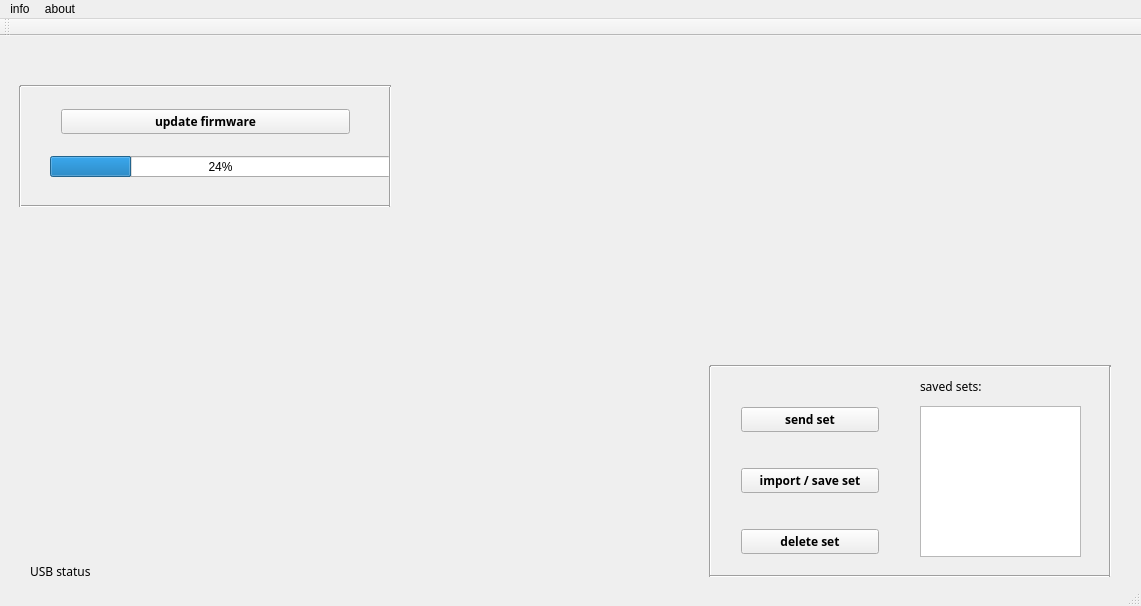
Above: LordyLink.ui from Lordyphon2021/LordyLink-online-firmware-updater before the change. Below: the same form after it.
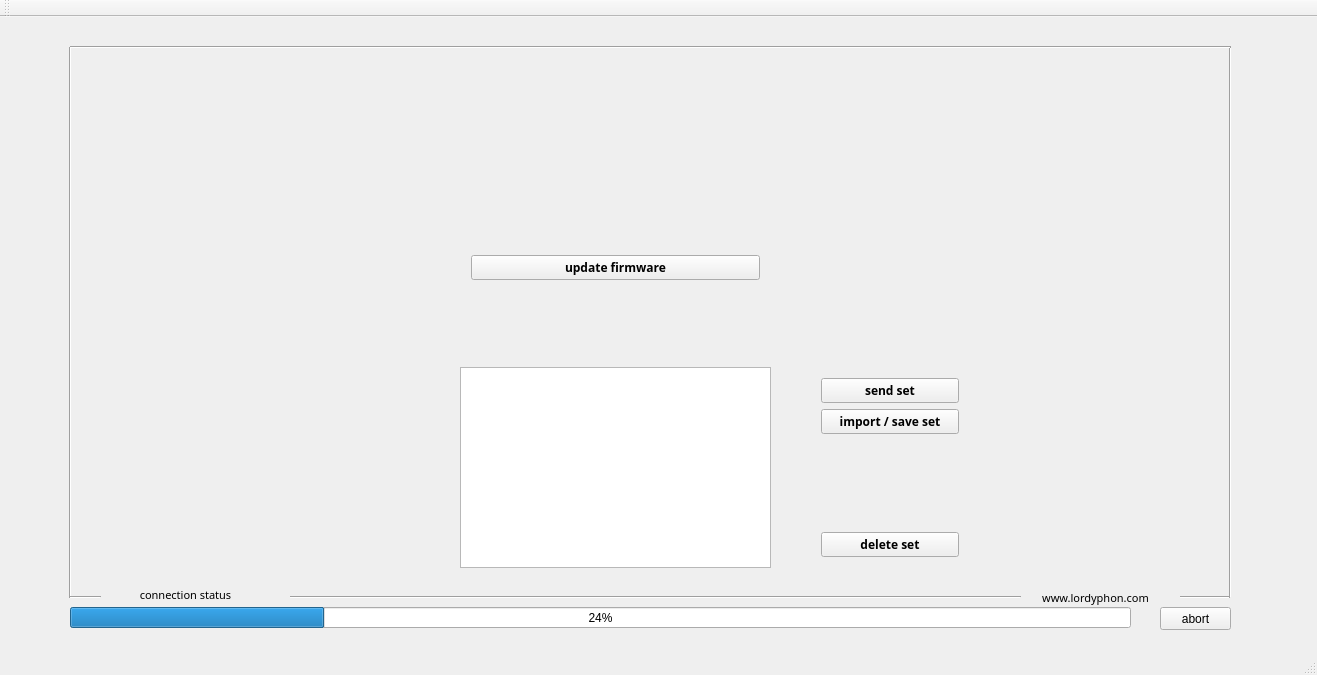
That is the form after the change.

Commit message: implemented thread interrupt & abort

What changed in the file:
```diff
--- a/LordyLink.ui
+++ b/LordyLink.ui
@@ -6,8 +6,8 @@
    <rect>
     <x>0</x>
     <y>0</y>
-    <width>1141</width>
-    <height>606</height>
+    <width>1317</width>
+    <height>675</height>
    </rect>
   </property>
   <property name="windowTitle">
@@ -26,10 +26,10 @@
    <widget class="QWidget" name="verticalLayoutWidget">
     <property name="geometry">
      <rect>
-      <x>50</x>
-      <y>60</y>
+      <x>460</x>
+      <y>220</y>
       <width>311</width>
-      <height>51</height>
+      <height>61</height>
      </rect>
     </property>
     <layout class="QVBoxLayout" name="verticalLayout">
@@ -49,87 +49,13 @@
      </item>
     </layout>
    </widget>
-   <widget class="QLabel" name="label">
-    <property name="geometry">
-     <rect>
-      <x>920</x>
-      <y>340</y>
-      <width>81</width>
-      <height>21</height>
-     </rect>
-    </property>
-    <property name="font">
-     <font>
-      <family>Lucida Sans Typewriter</family>
-      <weight>50</weight>
-      <bold>false</bold>
-     </font>
-    </property>
-    <property name="text">
-     <string>saved sets:</string>
-    </property>
-   </widget>
-   <widget class="QProgressBar" name="QInstallProgressBar">
-    <property name="enabled">
-     <bool>true</bool>
-    </property>
-    <property name="geometry">
-     <rect>
-      <x>50</x>
-      <y>120</y>
-      <width>341</width>
-      <height>21</height>
-     </rect>
-    </property>
-    <property name="value">
-     <number>24</number>
-    </property>
-   </widget>
-   <widget class="QLabel" name="QInstallLabel">
-    <property name="enabled">
-     <bool>true</bool>
-    </property>
-    <property name="geometry">
-     <rect>
-      <x>50</x>
-      <y>120</y>
-      <width>309</width>
-      <height>20</height>
-     </rect>
-    </property>
-    <property name="font">
-     <font>
-      <family>Lucida Sans Typewriter</family>
-      <weight>50</weight>
-      <bold>false</bold>
-     </font>
-    </property>
-    <property name="contextMenuPolicy">
-     <enum>Qt::DefaultContextMenu</enum>
-    </property>
-    <property name="accessibleName">
-     <string>0</string>
-    </property>
-    <property name="frameShadow">
-     <enum>QFrame::Sunken</enum>
-    </property>
-    <property name="lineWidth">
-     <number>0</number>
-    </property>
-    <property name="text">
-     <string/>
-    </property>
-    <property name="alignment">
-     <set>Qt::AlignCenter</set>
-    </property>
-   </widget>
    <widget class="QTableView" name="dirView">
     <property name="geometry">
      <rect>
-      <x>920</x>
-      <y>370</y>
-      <width>161</width>
-      <height>151</height>
+      <x>460</x>
+      <y>350</y>
+      <width>311</width>
+      <height>201</height>
      </rect>
     </property>
     <property name="font">
@@ -138,6 +64,18 @@
       <pointsize>8</pointsize>
      </font>
     </property>
+    <property name="autoFillBackground">
+     <bool>false</bool>
+    </property>
+    <property name="frameShape">
+     <enum>QFrame::StyledPanel</enum>
+    </property>
+    <property name="frameShadow">
+     <enum>QFrame::Raised</enum>
+    </property>
+    <property name="lineWidth">
+     <number>1</number>
+    </property>
     <property name="alternatingRowColors">
      <bool>false</bool>
     </property>
@@ -154,13 +92,174 @@
      <bool>false</bool>
     </attribute>
    </widget>
+   <widget class="Line" name="line_2">
+    <property name="geometry">
+     <rect>
+      <x>1180</x>
+      <y>570</y>
+      <width>51</width>
+      <height>20</height>
+     </rect>
+    </property>
+    <property name="orientation">
+     <enum>Qt::Horizontal</enum>
+    </property>
+   </widget>
+   <widget class="Line" name="line_3">
+    <property name="geometry">
+     <rect>
+      <x>60</x>
+      <y>30</y>
+      <width>20</width>
+      <height>551</height>
+     </rect>
+    </property>
+    <property name="orientation">
+     <enum>Qt::Vertical</enum>
+    </property>
+   </widget>
+   <widget class="Line" name="line_4">
+    <property name="geometry">
+     <rect>
+      <x>1220</x>
+      <y>30</y>
+      <width>20</width>
+      <height>551</height>
+     </rect>
+    </property>
+    <property name="orientation">
+     <enum>Qt::Vertical</enum>
+    </property>
+   </widget>
+   <widget class="QProgressBar" name="QInstallProgressBar">
+    <property name="enabled">
+     <bool>true</bool>
+    </property>
+    <property name="geometry">
+     <rect>
+      <x>70</x>
+      <y>590</y>
+      <width>1061</width>
+      <height>21</height>
+     </rect>
+    </property>
+    <property name="value">
+     <number>24</number>
+    </property>
+   </widget>
+   <widget class="QLabel" name="QInstallLabel">
+    <property name="enabled">
+     <bool>true</bool>
+    </property>
+    <property name="geometry">
+     <rect>
+      <x>70</x>
+      <y>590</y>
+      <width>1041</width>
+      <height>21</height>
+     </rect>
+    </property>
+    <property name="font">
+     <font>
+      <family>Lucida Sans Typewriter</family>
+      <weight>50</weight>
+      <bold>false</bold>
+     </font>
+    </property>
+    <property name="contextMenuPolicy">
+     <enum>Qt::DefaultContextMenu</enum>
+    </property>
+    <property name="accessibleName">
+     <string>0</string>
+    </property>
+    <property name="frameShadow">
+     <enum>QFrame::Sunken</enum>
+    </property>
+    <property name="lineWidth">
+     <number>0</number>
+    </property>
+    <property name="text">
+     <string/>
+    </property>
+    <property name="alignment">
+     <set>Qt::AlignCenter</set>
+    </property>
+   </widget>
+   <widget class="QLabel" name="hardware_connected_label">
+    <property name="geometry">
+     <rect>
+      <x>80</x>
+      <y>570</y>
+      <width>211</width>
+      <height>16</height>
+     </rect>
+    </property>
+    <property name="font">
+     <font>
+      <family>Lucida Sans Typewriter</family>
+      <pointsize>8</pointsize>
+      <weight>50</weight>
+      <bold>false</bold>
+     </font>
+    </property>
+    <property name="contextMenuPolicy">
+     <enum>Qt::DefaultContextMenu</enum>
+    </property>
+    <property name="accessibleName">
+     <string>0</string>
+    </property>
+    <property name="layoutDirection">
+     <enum>Qt::LeftToRight</enum>
+    </property>
+    <property name="inputMethodHints">
+     <set>Qt::ImhLatinOnly|Qt::ImhNoTextHandles</set>
+    </property>
+    <property name="frameShadow">
+     <enum>QFrame::Sunken</enum>
+    </property>
+    <property name="lineWidth">
+     <number>0</number>
+    </property>
+    <property name="text">
+     <string>connection status</string>
+    </property>
+    <property name="alignment">
+     <set>Qt::AlignCenter</set>
+    </property>
+   </widget>
+   <widget class="Line" name="line_5">
+    <property name="geometry">
+     <rect>
+      <x>70</x>
+      <y>20</y>
+      <width>1161</width>
+      <height>20</height>
+     </rect>
+    </property>
+    <property name="orientation">
+     <enum>Qt::Horizontal</enum>
+    </property>
+   </widget>
+   <widget class="Line" name="line">
+    <property name="geometry">
+     <rect>
+      <x>70</x>
+      <y>570</y>
+      <width>31</width>
+      <height>21</height>
+     </rect>
+    </property>
+    <property name="orientation">
+     <enum>Qt::Horizontal</enum>
+    </property>
+   </widget>
    <widget class="QWidget" name="verticalLayoutWidget_2">
     <property name="geometry">
      <rect>
-      <x>730</x>
-      <y>330</y>
+      <x>810</x>
+      <y>350</y>
       <width>160</width>
-      <height>231</height>
+      <height>201</height>
      </rect>
     </property>
     <layout class="QVBoxLayout" name="verticalLayout_2">
@@ -192,6 +291,19 @@
        </property>
       </widget>
      </item>
+     <item>
+      <spacer name="verticalSpacer">
+       <property name="orientation">
+        <enum>Qt::Vertical</enum>
+       </property>
+       <property name="sizeHint" stdset="0">
+        <size>
+         <width>20</width>
+         <height>40</height>
+        </size>
+       </property>
+      </spacer>
+     </item>
      <item>
       <widget class="QPushButton" name="delete_set_pushButton">
        <property name="font">
@@ -208,146 +320,72 @@
      </item>
     </layout>
    </widget>
-   <widget class="Line" name="line">
+   <widget class="QLabel" name="hardware_connected_label_2">
     <property name="geometry">
      <rect>
-      <x>710</x>
-      <y>320</y>
-      <width>401</width>
-      <height>20</height>
+      <x>990</x>
+      <y>570</y>
+      <width>211</width>
+      <height>21</height>
      </rect>
     </property>
-    <property name="orientation">
-     <enum>Qt::Horizontal</enum>
+    <property name="font">
+     <font>
+      <family>Lucida Sans Typewriter</family>
+      <pointsize>8</pointsize>
+      <weight>50</weight>
+      <bold>false</bold>
+     </font>
     </property>
-   </widget>
-   <widget class="Line" name="line_2">
-    <property name="geometry">
-     <rect>
-      <x>700</x>
-      <y>330</y>
-      <width>20</width>
-      <height>211</height>
-     </rect>
+    <property name="contextMenuPolicy">
+     <enum>Qt::DefaultContextMenu</enum>
     </property>
-    <property name="orientation">
-     <enum>Qt::Vertical</enum>
+    <property name="accessibleName">
+     <string>0</string>
     </property>
-   </widget>
-   <widget class="Line" name="line_3">
-    <property name="geometry">
-     <rect>
-      <x>20</x>
-      <y>160</y>
-      <width>371</width>
-      <height>20</height>
-     </rect>
+    <property name="layoutDirection">
+     <enum>Qt::LeftToRight</enum>
     </property>
-    <property name="orientation">
-     <enum>Qt::Horizontal</enum>
+    <property name="inputMethodHints">
+     <set>Qt::ImhLatinOnly|Qt::ImhNoTextHandles</set>
     </property>
-   </widget>
-   <widget class="Line" name="line_4">
-    <property name="geometry">
-     <rect>
-      <x>380</x>
-      <y>50</y>
-      <width>20</width>
-      <height>121</height>
-     </rect>
+    <property name="frameShadow">
+     <enum>QFrame::Sunken</enum>
     </property>
-    <property name="orientation">
-     <enum>Qt::Vertical</enum>
+    <property name="lineWidth">
+     <number>0</number>
     </property>
-   </widget>
-   <widget class="Line" name="line_5">
-    <property name="geometry">
-     <rect>
-      <x>20</x>
-      <y>40</y>
-      <width>371</width>
-      <height>20</height>
-     </rect>
+    <property name="text">
+     <string>www.lordyphon.com</string>
     </property>
-    <property name="orientation">
-     <enum>Qt::Horizontal</enum>
+    <property name="alignment">
+     <set>Qt::AlignCenter</set>
     </property>
    </widget>
    <widget class="Line" name="line_6">
     <property name="geometry">
      <rect>
-      <x>10</x>
-      <y>50</y>
-      <width>20</width>
-      <height>121</height>
-     </rect>
-    </property>
-    <property name="orientation">
-     <enum>Qt::Vertical</enum>
-    </property>
-   </widget>
-   <widget class="QLabel" name="hardware_connected_label">
-    <property name="geometry">
-     <rect>
-      <x>30</x>
-      <y>520</y>
-      <width>309</width>
-      <height>31</height>
-     </rect>
-    </property>
-    <property name="font">
-     <font>
-      <family>Lucida Sans Typewriter</family>
-      <weight>50</weight>
-      <bold>false</bold>
-     </font>
-    </property>
-    <property name="contextMenuPolicy">
-     <enum>Qt::DefaultContextMenu</enum>
-    </property>
-    <property name="accessibleName">
-     <string>0</string>
-    </property>
-    <property name="layoutDirection">
-     <enum>Qt::LeftToRight</enum>
-    </property>
-    <property name="frameShadow">
-     <enum>QFrame::Sunken</enum>
-    </property>
-    <property name="lineWidth">
-     <number>0</number>
-    </property>
-    <property name="text">
-     <string>USB status</string>
-    </property>
-    <property name="alignment">
-     <set>Qt::AlignLeading|Qt::AlignLeft|Qt::AlignVCenter</set>
-    </property>
-   </widget>
-   <widget class="Line" name="line_7">
-    <property name="geometry">
-     <rect>
-      <x>710</x>
-      <y>530</y>
-      <width>401</width>
-      <height>20</height>
+      <x>290</x>
+      <y>570</y>
+      <width>731</width>
+      <height>21</height>
      </rect>
     </property>
     <property name="orientation">
      <enum>Qt::Horizontal</enum>
     </property>
    </widget>
-   <widget class="Line" name="line_8">
+   <widget class="QPushButton" name="abort_pushButton">
     <property name="geometry">
      <rect>
-      <x>1100</x>
-      <y>330</y>
-      <width>20</width>
-      <height>211</height>
+      <x>1160</x>
+      <y>590</y>
+      <width>71</width>
+      <height>23</height>
      </rect>
     </property>
-    <property name="orientation">
-     <enum>Qt::Vertical</enum>
+    <property name="text">
+     <string>abort</string>
     </property>
    </widget>
   </widget>
@@ -365,34 +403,10 @@
     <rect>
      <x>0</x>
      <y>0</y>
-     <width>1141</width>
+     <width>1317</width>
      <height>26</height>
     </rect>
    </property>
-   <widget class="QMenu" name="menuinfo">
-    <property name="font">
-     <font>
-      <family>Lucida Sans Typewriter</family>
-      <pointsize>8</pointsize>
-     </font>
-    </property>
-    <property name="title">
-     <string>info</string>
-    </property>
-   </widget>
-   <widget class="QMenu" name="menuabout">
-    <property name="font">
-     <font>
-      <family>Lucida Sans Typewriter</family>
-      <pointsize>8</pointsize>
-     </font>
-    </property>
-    <property name="title">
-     <string>about</string>
-    </property>
-   </widget>
-   <addaction name="menuinfo"/>
-   <addaction name="menuabout"/>
   </widget>
   <action name="actionProgramm">
    <property name="text">
```
The commit also changes 11 other files.
